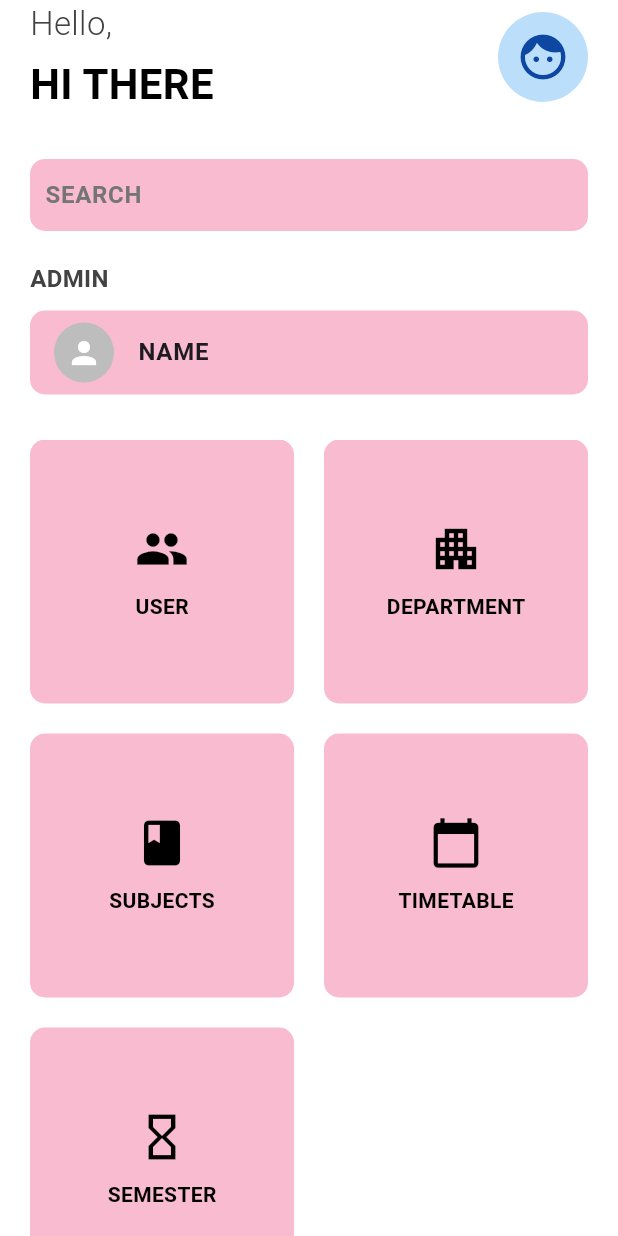
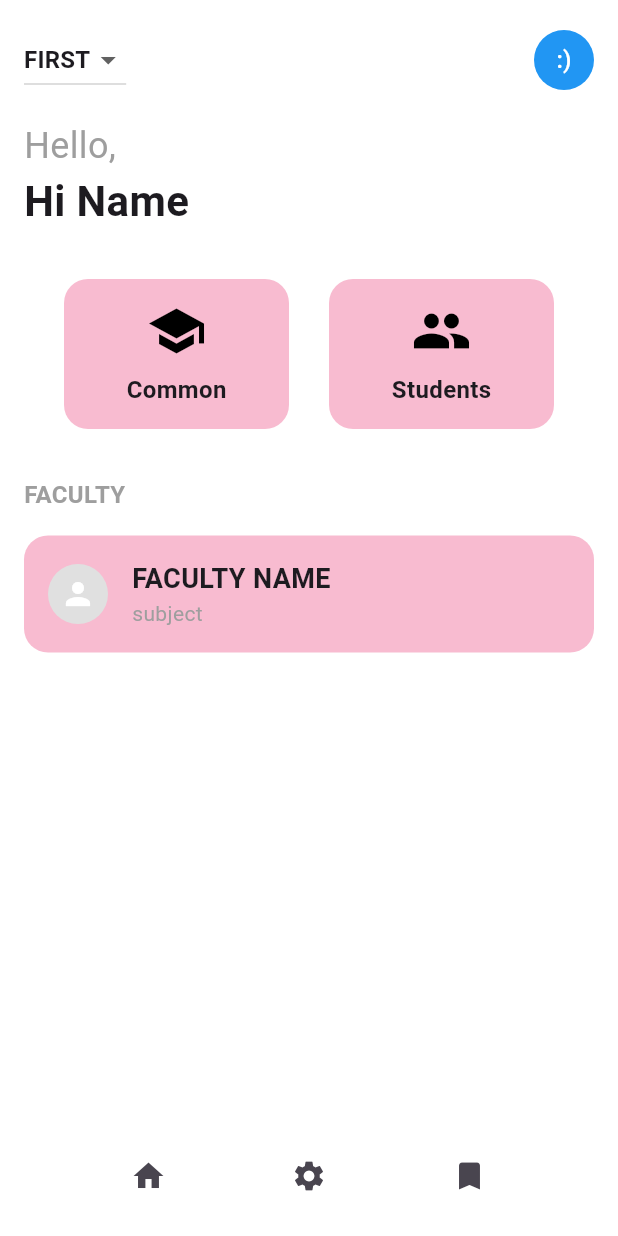
Before and after one commit to NehalNoby/timeit, a Flutter app: the screen it shows after launch, on a phone screen of 412 x 824 dp. Run offline on Flutter 3.47's test engine with Material 3 defaults, Android fonts, the phone set to English and light mode, and no system bars.

Commit message:
Your commit message

```diff
--- /dev/null
+++ b/lib/facultyhome.dart
@@ -0,0 +1,174 @@
+import 'package:flutter/material.dart';
+
+void main() {
+  runApp(Facultyhome());
+}
+
+class Facultyhome extends StatelessWidget {
+  const Facultyhome({super.key});
+
+  @override
+  Widget build(BuildContext context) {
+    return MaterialApp(
+      debugShowCheckedModeBanner: false,
+      home: CustomPage(),
+    );
+  }
+}
+
+class CustomPage extends StatelessWidget {
+  const CustomPage({super.key});
+
+  @override
+  Widget build(BuildContext context) {
+    return Scaffold(
+      backgroundColor: Colors.white,
+      body: SafeArea(
+        child: Padding(
+          padding: const EdgeInsets.all(16.0),
+          child: Column(
+            crossAxisAlignment: CrossAxisAlignment.start,
+            children: [
+              // Header
+              Row(
+                mainAxisAlignment: MainAxisAlignment.spaceBetween,
+                children: [
+                  DropdownButton<String>(
+                    value: 'FIRST',
+                    items: const [
+                      DropdownMenuItem(
+                        value: 'FIRST',
+                        child: Text('FIRST',
+                            style: TextStyle(
+                                fontSize: 16, fontWeight: FontWeight.bold)),
+                      ),
+                    ],
+                    onChanged: (value) {},
+                  ),
+                  const CircleAvatar(
+                    backgroundColor: Colors.blue,
+                    child: Text(
+                      ':)',
+                      style: TextStyle(color: Colors.white),
+                    ),
+                  ),
+                ],
+              ),
+              const SizedBox(height: 16),
+
+              // Greeting
+              const Text(
+                'Hello,',
+                style: TextStyle(fontSize: 24, color: Colors.grey),
+              ),
+              const Text(
+                'Hi Name',
+                style: TextStyle(fontSize: 28, fontWeight: FontWeight.bold),
+              ),
+              const SizedBox(height: 32),
+
+              // Buttons Section
+              Row(
+                mainAxisAlignment: MainAxisAlignment.spaceEvenly,
+                children: [
+                  _buildCard(
+                    icon: Icons.school,
+                    label: 'Common',
+                  ),
+                  _buildCard(
+                    icon: Icons.group,
+                    label: 'Students',
+                  ),
+                ],
+              ),
+              const SizedBox(height: 32),
+
+              // Faculty Section
+              const Text(
+                'FACULTY',
+                style: TextStyle(
+                    fontSize: 16,
+                    fontWeight: FontWeight.bold,
+                    color: Colors.grey),
+              ),
+              const SizedBox(height: 16),
+              Container(
+                decoration: BoxDecoration(
+                  color: Colors.pink[100],
+                  borderRadius: BorderRadius.circular(16),
+                ),
+                padding: const EdgeInsets.all(16),
+                child: Row(
+                  children: [
+                    CircleAvatar(
+                      backgroundColor: Colors.grey[300],
+                      child: const Icon(Icons.person, color: Colors.white),
+                    ),
+                    const SizedBox(width: 16),
+                    const Column(
+                      crossAxisAlignment: CrossAxisAlignment.start,
+                      children: [
+                        Text(
+                          'FACULTY NAME',
+                          style: TextStyle(
+                              fontSize: 18, fontWeight: FontWeight.bold),
+                        ),
+                        Text(
+                          'subject',
+                          style: TextStyle(fontSize: 14, color: Colors.grey),
+                        ),
+                      ],
+                    ),
+                  ],
+                ),
+              ),
+
+              const Spacer(),
+
+              // Bottom Navigation
+              Row(
+                mainAxisAlignment: MainAxisAlignment.spaceEvenly,
+                children: [
+                  IconButton(
+                    icon: const Icon(Icons.home),
+                    onPressed: () {},
+                  ),
+                  IconButton(
+                    icon: const Icon(Icons.settings),
+                    onPressed: () {},
+                  ),
+                  IconButton(
+                    icon: const Icon(Icons.bookmark),
+                    onPressed: () {},
+                  ),
+                ],
+              ),
+            ],
+          ),
+        ),
+      ),
+    );
+  }
+
+  Widget _buildCard({required IconData icon, required String label}) {
+    return Container(
+      width: 150,
+      height: 100,
+      decoration: BoxDecoration(
+        color: Colors.pink[100],
+        borderRadius: BorderRadius.circular(16),
+      ),
+      child: Column(
+        mainAxisAlignment: MainAxisAlignment.center,
+        children: [
+          Icon(icon, size: 40, color: Colors.black),
+          const SizedBox(height: 8),
+          Text(
+            label,
+            style: const TextStyle(fontSize: 16, fontWeight: FontWeight.bold),
+          ),
+        ],
+      ),
+    );
+  }
+}
--- a/lib/main.dart
+++ b/lib/main.dart
@@ -1,5 +1,6 @@
 import 'package:flutter/material.dart';
-import 'package:timeit/adminpage.dart';
+import 'package:timeit/facultyhome.dart';
+
 void main() {
   runApp(const MyApp());
 }
@@ -31,7 +32,7 @@
         colorScheme: ColorScheme.fromSeed(seedColor: Colors.deepPurple),
         useMaterial3: true,
       ),
-      home: const AdminDashboardPage(),
+      home: Facultyhome(),
     );
   }
 }
--- a/lib/student_formtt.dart
+++ b/lib/student_formtt.dart
@@ -27,7 +27,7 @@ class _StudentFormState extends State<StudentForm> {
       Navigator.push(
         context,
         MaterialPageRoute(
-          builder: (context) => StudentRegistrationScreen(student: student),
+          builder: (context) => const StudentRegistrationScreen(),
         ),
       );
     }
--- a/pubspec.yaml
+++ b/pubspec.yaml
@@ -32,7 +32,7 @@ flutter:
   assets:
     - assets/  # This will include all files in the 'assets' directory.
     - assets/fonts/
-    - assets/images/lissahlogo.png  # Corrected image file extension.
+    - assets/images/lissahlogo.png.jpg  # Corrected image file extension.
 
   # To add custom fonts, you can specify fonts in the 'flutter' section:
   fonts:
```
Also changed, not shown: lib/collage_code_screen.dart (+6 -5 lines), lib/facultytt.dart (added, +177 -0 lines), lib/facultyyhm.dart (added, +176 -0 lines), lib/student.dart (+13 -10 lines), lib/studentlistfaculty.dart (added, +153 -0 lines).
